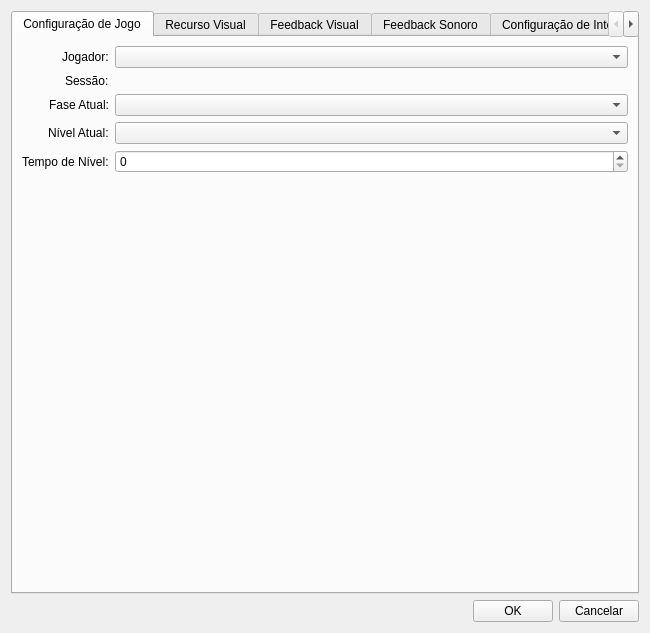
Old version of the form src/ttea/games/kartea/resources/ui/playerkarteaconfigeditview.ui in the repository larvattea/ttea.
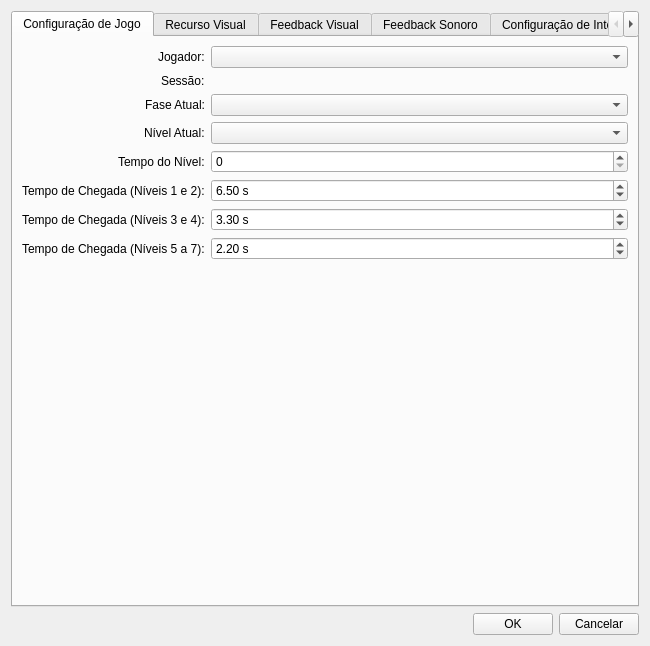
New version of the form. Icons and pictures are not drawn.

Patch:
```diff
--- a/src/ttea/games/kartea/resources/ui/playerkarteaconfigeditview.ui
+++ b/src/ttea/games/kartea/resources/ui/playerkarteaconfigeditview.ui
@@ -7,7 +7,7 @@
     <x>0</x>
     <y>0</y>
     <width>650</width>
-    <height>633</height>
+    <height>646</height>
    </rect>
   </property>
   <property name="windowTitle">
@@ -98,7 +98,7 @@
          <item row="4" column="0">
           <widget class="QLabel" name="lbl_level_time">
            <property name="text">
-            <string>Tempo de Nível:</string>
+            <string>Tempo do Nível:</string>
            </property>
           </widget>
          </item>
@@ -112,6 +112,93 @@
            </property>
           </widget>
          </item>
+         <item row="5" column="0">
+          <widget class="QLabel" name="lbl_object_arrival_time_1">
+           <property name="text">
+            <string>Tempo de Chegada (Níveis 1 e 2):</string>
+           </property>
+          </widget>
+         </item>
+         <item row="5" column="1">
+          <widget class="QDoubleSpinBox" name="spn_object_arrival_time_1">
+           <property name="suffix">
+            <string> s</string>
+           </property>
+           <property name="decimals">
+            <number>2</number>
+           </property>
+           <property name="minimum">
+            <double>5.000000000000000</double>
+           </property>
+           <property name="maximum">
+            <double>10.000000000000000</double>
+           </property>
+           <property name="singleStep">
+            <double>0.100000000000000</double>
+           </property>
+           <property name="value">
+            <double>6.500000000000000</double>
+           </property>
+          </widget>
+         </item>
+         <item row="6" column="0">
+          <widget class="QLabel" name="lbl_object_arrival_time_2">
+           <property name="text">
+            <string>Tempo de Chegada (Níveis 3 e 4):</string>
+           </property>
+          </widget>
+         </item>
+         <item row="6" column="1">
+          <widget class="QDoubleSpinBox" name="spn_object_arrival_time_2">
+           <property name="suffix">
+            <string> s</string>
+           </property>
+           <property name="decimals">
+            <number>2</number>
+           </property>
+           <property name="minimum">
+            <double>3.000000000000000</double>
+           </property>
+           <property name="maximum">
+            <double>5.000000000000000</double>
+           </property>
+           <property name="singleStep">
+            <double>0.100000000000000</double>
+           </property>
+           <property name="value">
+            <double>3.300000000000000</double>
+           </property>
+          </widget>
+         </item>
+         <item row="7" column="0">
+          <widget class="QLabel" name="lbl_object_arrival_time_3">
+           <property name="text">
+            <string>Tempo de Chegada (Níveis 5 a 7):</string>
+           </property>
+          </widget>
+         </item>
+         <item row="7" column="1">
+          <widget class="QDoubleSpinBox" name="spn_object_arrival_time_3">
+           <property name="suffix">
+            <string> s</string>
+           </property>
+           <property name="decimals">
+            <number>2</number>
+           </property>
+           <property name="minimum">
+            <double>1.000000000000000</double>
+           </property>
+           <property name="maximum">
+            <double>3.000000000000000</double>
+           </property>
+           <property name="singleStep">
+            <double>0.100000000000000</double>
+           </property>
+           <property name="value">
+            <double>2.200000000000000</double>
+           </property>
+          </widget>
+         </item>
         </layout>
        </item>
        <item>
```
Left out of the diff: 273 changed lines with no effect on the pictures.
